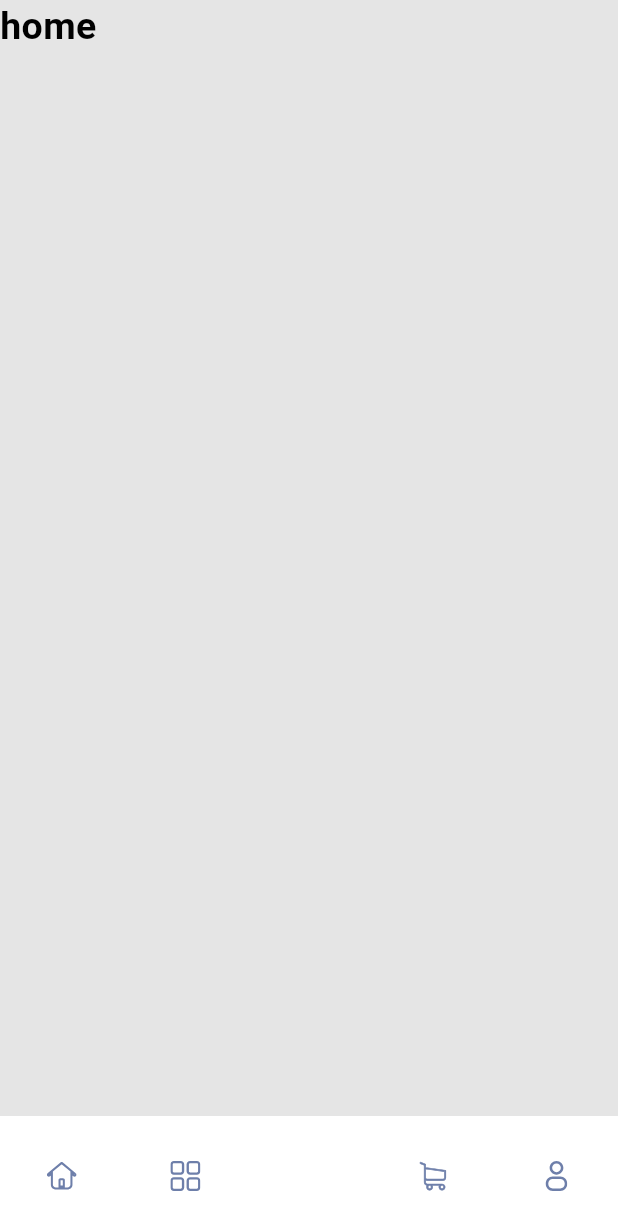
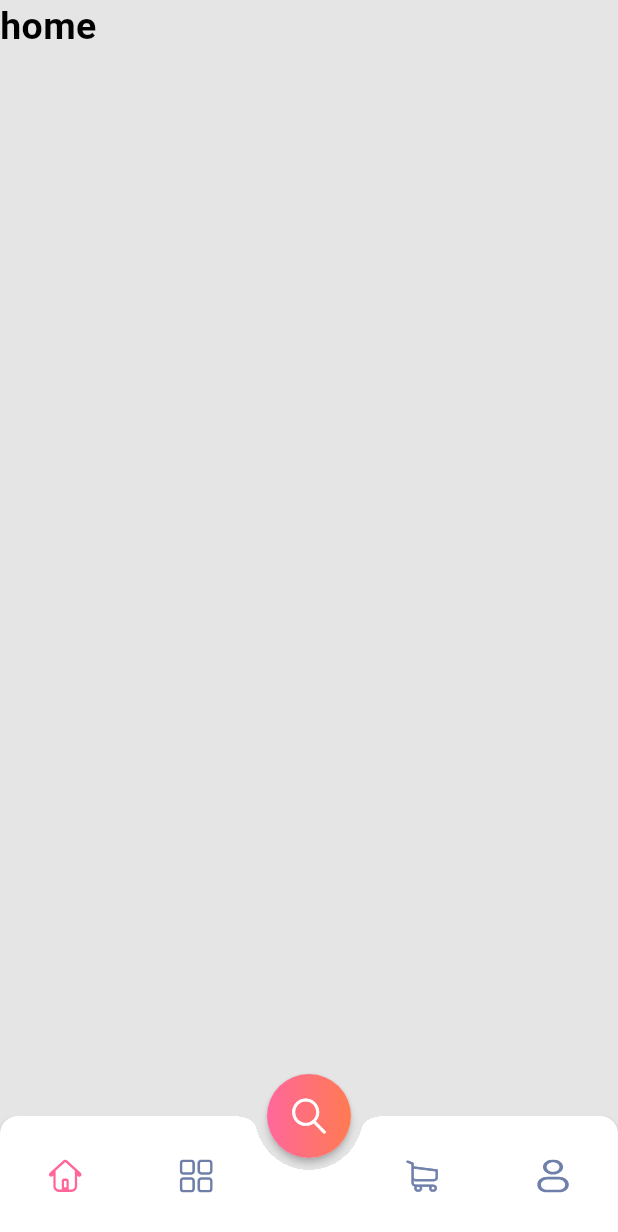
Before and after one commit to shaunhossain/dokan_demo, a Flutter app: the screen it shows after launch, on a phone screen of 412 x 824 dp. Shown: the top 1232 px of the screen. Run offline on Flutter 3.47's test engine with Material 3 defaults, Android fonts, the phone set to English and light mode, and no system bars; our stand-ins replace bloc, flutter_bloc, flutter_svg, freezed_annotation, get_it, go_router and 2 more.

Commit message:
- add bottom nav bar

```diff
--- a/lib/core/app_themes.dart
+++ b/lib/core/app_themes.dart
@@ -11,21 +11,18 @@ class AppTheme {
       brightness: Brightness.light,
       splashColor: LightModeColor.primary.color,
       scaffoldBackgroundColor: LightModeColor.primary.color,
-      navigationBarTheme: NavigationBarThemeData(
-        backgroundColor: LightModeColor.white.color,
-        indicatorColor: LightModeColor.white.color,
-        labelBehavior: NavigationDestinationLabelBehavior.alwaysHide,
-      ),
       bottomNavigationBarTheme: BottomNavigationBarThemeData(
           backgroundColor: LightModeColor.white.color,
-          elevation: 0,
-          type: BottomNavigationBarType.fixed,
-          showSelectedLabels: true,
-          showUnselectedLabels: true,
           selectedItemColor: LightModeColor.activeBottomNavIcon.color,
           unselectedItemColor: LightModeColor.inactiveBottomNavIcon.color,
           landscapeLayout: BottomNavigationBarLandscapeLayout.centered
-      )
+      ),
+    bottomAppBarTheme: const BottomAppBarTheme(
+      shape: CircularNotchedRectangle(),
+      color: Colors.transparent,
+      elevation: 2,
+      padding: EdgeInsets.zero,
+    )
   );
 
   static final darkTheme = ThemeData(
@@ -33,25 +30,18 @@ class AppTheme {
     brightness: Brightness.light,
     splashColor: LightModeColor.primary.color,
     scaffoldBackgroundColor: LightModeColor.primary.color,
-    // navigationBarTheme: NavigationBarThemeData(
-    //   backgroundColor: LightModeColor.secondaryDark.color,
-    //   indicatorColor: LightModeColor.secondaryLight.color,
-    //   labelBehavior: NavigationDestinationLabelBehavior.alwaysHide,
-    //   labelTextStyle: MaterialStateProperty.all(ibmPlexSansBMStyle(LightModeColor.highlight.color)),
-    //   iconTheme: MaterialStateProperty.all(IconThemeData(
-    //     color: LightModeColor.highlight.color
-    //   ))
-    // ),
-    // bottomNavigationBarTheme: BottomNavigationBarThemeData(
-    //     backgroundColor: LightModeColor.white.color,
-    //     elevation: 0,
-    //     type: BottomNavigationBarType.fixed,
-    //     showSelectedLabels: true,
-    //     showUnselectedLabels: true,
-    //     selectedItemColor: LightModeColor.secondaryLight.color,
-    //     unselectedItemColor: LightModeColor.grey.color,
-    //     landscapeLayout: BottomNavigationBarLandscapeLayout.centered
-    // )
+      bottomNavigationBarTheme: BottomNavigationBarThemeData(
+          backgroundColor: LightModeColor.white.color,
+          selectedItemColor: LightModeColor.activeBottomNavIcon.color,
+          unselectedItemColor: LightModeColor.inactiveBottomNavIcon.color,
+          landscapeLayout: BottomNavigationBarLandscapeLayout.centered
+      ),
+      bottomAppBarTheme: const BottomAppBarTheme(
+        shape: CircularNotchedRectangle(),
+        color: Colors.transparent,
+        elevation: 2,
+        padding: EdgeInsets.zero,
+      )
   );
 
   static Brightness get currentSystemBrightness =>
--- a/lib/presentation/ui/pages/main_page.dart
+++ b/lib/presentation/ui/pages/main_page.dart
@@ -1,4 +1,6 @@
+import 'package:dokan_demo/core/app_colors.dart';
 import 'package:dokan_demo/presentation/bloc/bottom_navigation/bottom_navigation_bloc.dart';
+import 'package:dokan_demo/presentation/ui/widgets/bottom_nav/bottom_nav_item.dart';
 import 'package:flutter/material.dart';
 import 'package:flutter_bloc/flutter_bloc.dart';
 import 'package:flutter_svg/flutter_svg.dart';
@@ -19,8 +21,12 @@ class MainPage extends StatefulWidget {
 class _MainPageState extends State<MainPage> {
   final GlobalKey<ScaffoldState> _scaffoldKey = GlobalKey();
 
+  int selectedIndex = 0;
 
   void navRoute(int index) {
+    setState(() {
+      selectedIndex = index;
+    });
     widget.navigationShell.goBranch(
       index,
       initialLocation: index == widget.navigationShell.currentIndex,
@@ -35,60 +41,85 @@ class _MainPageState extends State<MainPage> {
         child: Scaffold(
           key: _scaffoldKey,
           body: widget.navigationShell,
-          bottomNavigationBar: NavigationBar(
-            selectedIndex: state.tabIndex,
-            destinations: [
-              NavigationDestination(
-                icon: SvgPicture.asset(
-                  "assets/home_icon.svg",
-                  width: 20,
-                  height: 20,
-                  fit: BoxFit.scaleDown,
-                ),
-                label: 'Home',
+          floatingActionButtonLocation:
+              FloatingActionButtonLocation.centerDocked,
+          floatingActionButton: FloatingActionButton(
+            onPressed: () {
+              navRoute(2);
+            },
+            tooltip: 'Search',
+            elevation: 2.0,
+            shape: const CircleBorder(),
+            child: Container(
+            height: 60,
+            width: 60,
+            decoration: BoxDecoration(
+              shape: BoxShape.circle, // circular shape
+              gradient: LinearGradient(
+                colors: [
+                  LightModeColor.linerFirst.color,
+                  LightModeColor.linerSecond.color,
+                ],
               ),
-              NavigationDestination(
-                icon: SvgPicture.asset(
-                  "assets/category_icon.svg",
-                  width: 20,
-                  height: 20,
-                  fit: BoxFit.scaleDown,
-                ),
-                label: 'Category',
+            ),
+            child:SvgPicture.asset(
+              "assets/search_nav_icon.svg",
+              width: 22,
+              height: 22,
+              fit: BoxFit.scaleDown,
+              color: Colors.white,
+            ),
+          ),
+          ),
+          bottomNavigationBar: BottomAppBar(
+            notchMargin: 8,
+            clipBehavior: Clip.hardEdge,
+            child: Card(
+              color: Theme.of(context).bottomNavigationBarTheme.backgroundColor,
+              margin: EdgeInsets.zero,
+              elevation: 2,
+              shape: const RoundedRectangleBorder(
+                  borderRadius: BorderRadius.only(
+                      topLeft: Radius.circular(12),
+                      topRight: Radius.circular(12))),
+              child: Row(
+                mainAxisSize: MainAxisSize.max,
+                mainAxisAlignment: MainAxisAlignment.spaceAround,
+                children: [
+                  BottomNavItem(
+                      onPress: () {
+                        navRoute(0);
+                      },
+                      icon: "assets/home_icon.svg",
+                      index: 0,
+                      selectedIndex: selectedIndex),
+                  BottomNavItem(
+                      onPress: () {
+                        navRoute(1);
+                      },
+                      icon: "assets/category_icon.svg",
+                      index: 1,
+                      selectedIndex: selectedIndex),
+                  const SizedBox(
+                    width: 24,
+                  ),
+                  BottomNavItem(
+                      onPress: () {
+                        navRoute(3);
+                      },
+                      icon: "assets/cart_icon.svg",
+                      index: 3,
+                      selectedIndex: selectedIndex),
+                  BottomNavItem(
+                      onPress: () {
+                        navRoute(4);
+                      },
+                      icon: "assets/profile_icon.svg",
+                      index: 4,
+                      selectedIndex: selectedIndex),
+                ],
               ),
-              NavigationDestination(
-                icon: SvgPicture.asset(
-                  "assets/search_nav_icon.svg",
-                  width: 20,
-                  height: 20,
-                  fit: BoxFit.scaleDown,
-                ),
-                label: 'Search',
-              ),
-              NavigationDestination(
-                icon: SvgPicture.asset(
-                  "assets/cart_icon.svg",
-                  width: 20,
-                  height: 20,
-                  fit: BoxFit.scaleDown,
-                ),
-                label: 'Cart',
-              ),
-              NavigationDestination(
-                icon: SvgPicture.asset(
-                  "assets/profile_icon.svg",
-                  width: 20,
-                  height: 20,
-                  fit: BoxFit.scaleDown,
-                ),
-                label: 'Profile',
-              ),
-            ],
-            onDestinationSelected: (index) {
-              context
-                  .read<BottomNavigationBloc>()
-                  .add(BottomNavigationEvent.tabChange(index));
-            },
+            ),
           ),
         ),
       );
--- /dev/null
+++ b/lib/presentation/ui/widgets/bottom_nav/bottom_nav_item.dart
@@ -0,0 +1,31 @@
+import 'package:flutter/material.dart';
+import 'package:flutter_svg/svg.dart';
+
+class BottomNavItem extends StatelessWidget {
+  const BottomNavItem(
+      {super.key,
+      required this.onPress,
+      required this.icon,
+      required this.index,
+      required this.selectedIndex});
+  final Function() onPress;
+  final String icon;
+  final int index;
+  final int selectedIndex;
+
+  @override
+  Widget build(BuildContext context) {
+    return IconButton(
+      onPressed: onPress,
+      icon: SvgPicture.asset(
+        icon,
+        width: 22,
+        height: 22,
+        fit: BoxFit.fill,
+        color: index == selectedIndex
+            ? Theme.of(context).bottomNavigationBarTheme.selectedItemColor
+            : Theme.of(context).bottomNavigationBarTheme.unselectedItemColor,
+      ),
+    );
+  }
+}
```
